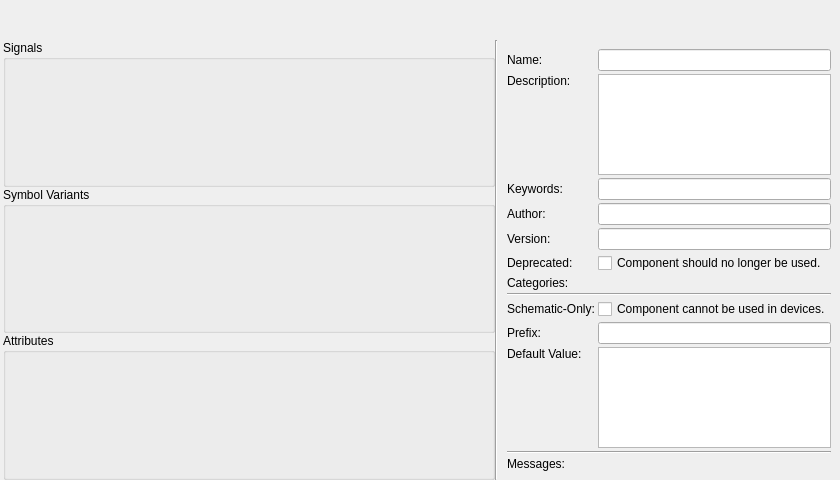
Above: libs/librepcb/editor/library/cmp/componenteditorwidget.ui from LibrePCB/LibrePCB before the change. Below: the same form after it.
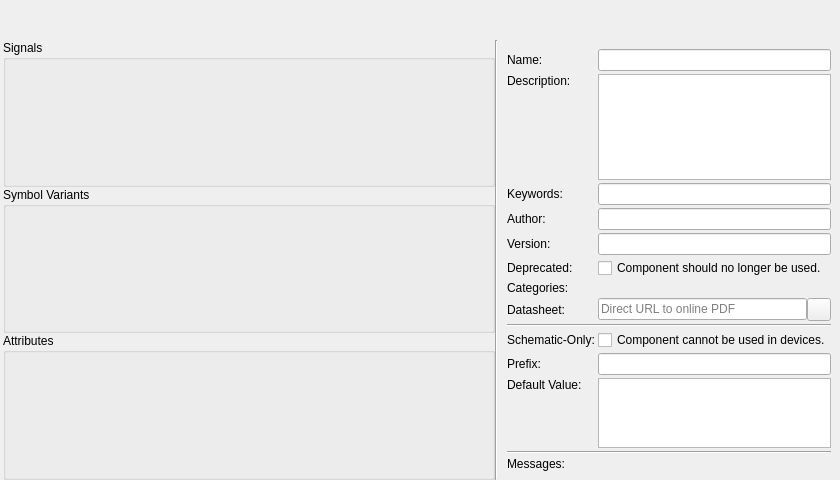
That is the form after the change. Icons and pictures are not drawn. Custom widgets are drawn as their Qt base class.

Commit message: Library editor: Add cmp/dev datasheet text field

```diff
--- a/libs/librepcb/editor/library/cmp/componenteditorwidget.ui
+++ b/libs/librepcb/editor/library/cmp/componenteditorwidget.ui
@@ -278,42 +278,77 @@
          </property>
         </widget>
        </item>
-       <item row="7" column="0" colspan="2">
+       <item row="7" column="0">
+        <widget class="QLabel" name="label_3">
+         <property name="text">
+          <string>Datasheet:</string>
+         </property>
+        </widget>
+       </item>
+       <item row="7" column="1">
+        <layout class="QHBoxLayout" name="horizontalLayout_4">
+         <property name="spacing">
+          <number>0</number>
+         </property>
+         <item>
+          <widget class="QLineEdit" name="edtDatasheet">
+           <property name="maxLength">
+            <number>255</number>
+           </property>
+           <property name="placeholderText">
+            <string>Direct URL to online PDF</string>
+           </property>
+          </widget>
+         </item>
+         <item>
+          <widget class="QToolButton" name="btnDownloadDatasheet">
+           <property name="toolTip">
+            <string>Download &amp; open</string>
+           </property>
+           <property name="icon">
+            <iconset>
+             <normaloff>:/img/actions/download.png</normaloff>:/img/actions/download.png</iconset>
+           </property>
+          </widget>
+         </item>
+        </layout>
+       </item>
+       <item row="8" column="0" colspan="2">
         <widget class="Line" name="line">
          <property name="orientation">
           <enum>Qt::Horizontal</enum>
          </property>
         </widget>
        </item>
-       <item row="8" column="0">
+       <item row="9" column="0">
         <widget class="QLabel" name="label_2">
          <property name="text">
           <string>Schematic-Only:</string>
          </property>
         </widget>
        </item>
-       <item row="8" column="1">
+       <item row="9" column="1">
         <widget class="QCheckBox" name="cbxSchematicOnly">
          <property name="text">
           <string>Component cannot be used in devices.</string>
          </property>
         </widget>
        </item>
-       <item row="9" column="0">
+       <item row="10" column="0">
         <widget class="QLabel" name="label_11">
          <property name="text">
           <string>Prefix:</string>
          </property>
         </widget>
        </item>
-       <item row="9" column="1">
+       <item row="10" column="1">
         <widget class="QLineEdit" name="edtPrefix">
          <property name="maxLength">
           <number>10</number>
          </property>
         </widget>
        </item>
-       <item row="10" column="0">
+       <item row="11" column="0">
         <widget class="QLabel" name="label_9">
          <property name="text">
           <string>Default Value:</string>
@@ -323,28 +358,34 @@
          </property>
         </widget>
        </item>
-       <item row="10" column="1">
+       <item row="11" column="1">
         <widget class="librepcb::editor::PlainTextEdit" name="edtDefaultValue">
+         <property name="maximumSize">
+          <size>
+           <width>16777215</width>
+           <height>100</height>
+          </size>
+         </property>
          <property name="tabChangesFocus">
           <bool>true</bool>
          </property>
         </widget>
        </item>
-       <item row="12" column="0">
+       <item row="12" column="0" colspan="2">
+        <widget class="Line" name="line_2">
+         <property name="orientation">
+          <enum>Qt::Horizontal</enum>
+         </property>
+        </widget>
+       </item>
+       <item row="13" column="0">
         <widget class="QLabel" name="label">
          <property name="text">
           <string>Messages:</string>
          </property>
         </widget>
        </item>
-       <item row="11" column="0" colspan="2">
-        <widget class="Line" name="line_2">
-         <property name="orientation">
-          <enum>Qt::Horizontal</enum>
-         </property>
-        </widget>
-       </item>
-       <item row="12" column="1">
+       <item row="13" column="1">
         <widget class="librepcb::editor::RuleCheckListWidget" name="lstMessages" native="true">
          <property name="sizePolicy">
           <sizepolicy hsizetype="Preferred" vsizetype="Expanding">
```
The commit also changes 9 other files.
